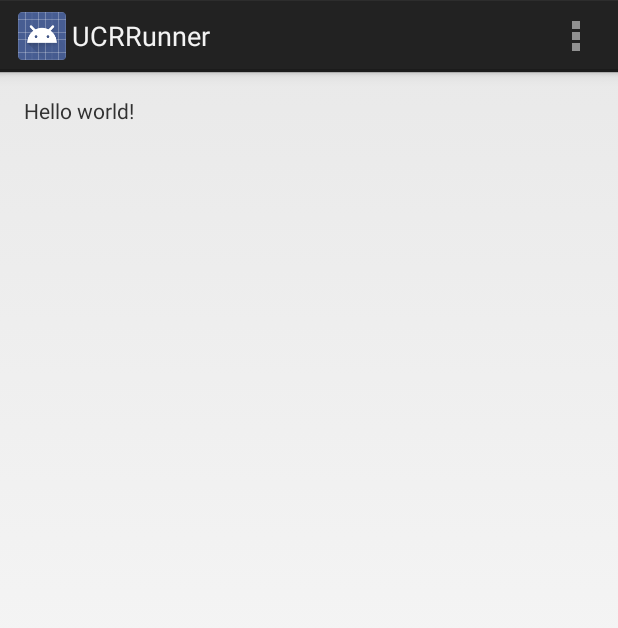
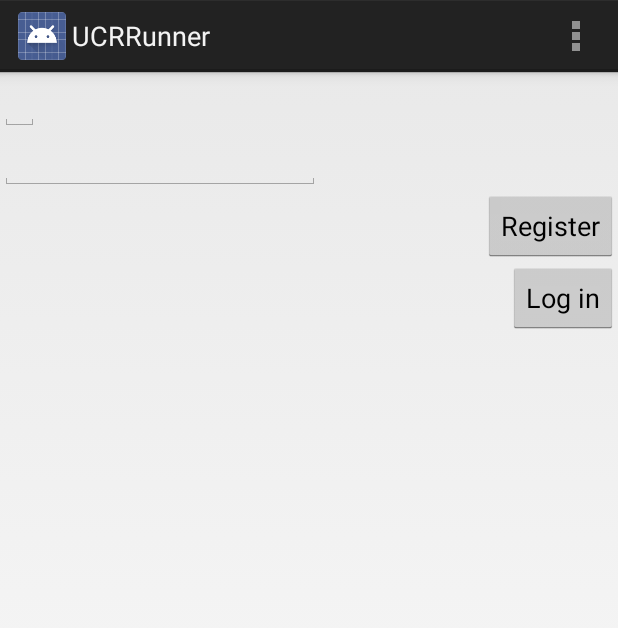
Before and after one commit to CS180Fall2014/UcrRunner, an Android app: the screen it shows after launch (MyActivity before the commit, firebaseTest after it), on a phone screen of 412 x 824 dp. Shown: the top 628 px of the screen. Run offline under Robolectric (Android 15) with nearby library versions, the phone set to English and light mode, and no system bars; libraries missing offline, so code that uses them is left out: com.firebase.client; 1 statement that could not run was skipped.

Commit message:
firebase integration

```diff
--- a/app/src/main/java/com/murraycole/ucrrunner/view/MyActivity.java
+++ /dev/null
@@ -1,66 +0,0 @@
-package com.murraycole.ucrrunner.view;
-
-import android.app.Activity;
-import android.app.Fragment;
-import android.os.Bundle;
-import android.view.LayoutInflater;
-import android.view.Menu;
-import android.view.MenuItem;
-import android.view.View;
-import android.view.ViewGroup;
-
-import com.firebase.client.Firebase;
-import com.murraycole.ucrrunner.R;
-
-
-public class MyActivity extends Activity {
-
-    @Override
-    protected void onCreate(Bundle savedInstanceState) {
-        super.onCreate(savedInstanceState);
-        setContentView(R.layout.activity_my);
-        if (savedInstanceState == null) {
-            getFragmentManager().beginTransaction()
-                    .add(R.id.container, new PlaceholderFragment())
-                    .commit();
-        }
-
-    }
-
-
-
-    @Override
-    public boolean onCreateOptionsMenu(Menu menu) {
-        // Inflate the menu; this adds items to the action bar if it is present.
-        getMenuInflater().inflate(R.menu.my, menu);
-        return true;
-    }
-
-    @Override
-    public boolean onOptionsItemSelected(MenuItem item) {
-        // Handle action bar item clicks here. The action bar will
-        // automatically handle clicks on the Home/Up button, so long
-        // as you specify a parent activity in AndroidManifest.xml.
-        int id = item.getItemId();
-        if (id == R.id.action_settings) {
-            return true;
-        }
-        return super.onOptionsItemSelected(item);
-    }
-
-    /**
-     * A placeholder fragment containing a simple view.
-     */
-    public static class PlaceholderFragment extends Fragment {
-
-        public PlaceholderFragment() {
-        }
-
-        @Override
-        public View onCreateView(LayoutInflater inflater, ViewGroup container,
-                                 Bundle savedInstanceState) {
-            View rootView = inflater.inflate(R.layout.fragment_my, container, false);
-            return rootView;
-        }
-    }
-}
--- /dev/null
+++ b/app/src/main/java/com/ucrrunner/firebase/firebaseTest.java
@@ -0,0 +1,110 @@
+package com.ucrrunner.firebase;
+
+import android.app.Activity;
+import android.os.Bundle;
+import android.util.Log;
+import android.view.Menu;
+import android.view.MenuItem;
+import android.view.View;
+import android.widget.Button;
+import android.widget.EditText;
+import android.widget.TextView;
+
+import com.firebase.client.AuthData;
+import com.firebase.client.Firebase;
+import com.firebase.client.FirebaseError;
+
+public class firebaseTest extends Activity {
+    EditText userBox, passBox;
+    Button registerButton, loginButton;
+    String fireBaseURL = "https://torid-inferno-2246.firebaseio.com/";
+
+    @Override
+    protected void onCreate(Bundle savedInstanceState) {
+        super.onCreate(savedInstanceState);
+        setContentView(R.layout.activity_firebase_test);
+
+        Firebase.setAndroidContext(this);
+        userBox = (EditText) findViewById(R.id.userBox);
+        passBox = (EditText) findViewById(R.id.passBox);
+        registerButton = (Button) findViewById(R.id.registerButton);
+        loginButton = (Button) findViewById(R.id.loginButton);
+
+        registerButton.setOnClickListener(new View.OnClickListener() {
+            @Override
+            public void onClick(View view) {
+                Firebase ref = new Firebase(fireBaseURL);
+                String user = userBox.getText().toString();
+                String pass = passBox.getText().toString();
+
+                Log.d("debug", "Registering user: " + user + "pass: " + pass);
+
+                ref.createUser(user, pass, new Firebase.ResultHandler(){
+                   @Override
+                    public void onSuccess(){
+                       Log.d("debug", "Registration for  was successful");
+                   }
+
+                    @Override
+                    public void onError(FirebaseError firebaseError) {
+                        Log.d("debug", "Registration for failed. \n" + firebaseError.getMessage());
+                    }
+                });
+            }
+        });
+
+        loginButton.setOnClickListener(new View.OnClickListener(){
+
+            @Override
+            public void onClick(View view) {
+                Firebase ref = new Firebase(fireBaseURL);
+
+                String user = userBox.getText().toString();
+                String pass = passBox.getText().toString();
+
+                Log.d("debug", "Authenticating user: " + user + "pass: " + pass);
+                ref.authWithPassword(user,pass, new Firebase.AuthResultHandler(){
+
+                    @Override
+                    public void onAuthenticated(AuthData authData) {
+                       Log.d("debug", "Success");
+                    }
+
+                    @Override
+                    public void onAuthenticationError(FirebaseError firebaseError) {
+                        Log.d("debug", "Failed");
+                    }
+                });
+
+            }
+        });
+
+
+
+
+
+    }
+
+
+    @Override
+    public boolean onCreateOptionsMenu(Menu menu) {
+        // Inflate the menu; this adds items to the action bar if it is present.
+        getMenuInflater().inflate(R.menu.firebase_test, menu);
+        return true;
+    }
+
+    @Override
+    public boolean onOptionsItemSelected(MenuItem item) {
+        // Handle action bar item clicks here. The action bar will
+        // automatically handle clicks on the Home/Up button, so long
+        // as you specify a parent activity in AndroidManifest.xml.
+        int id = item.getItemId();
+        if (id == R.id.action_settings) {
+            return true;
+        }
+        return super.onOptionsItemSelected(item);
+    }
+
+
+
+}
--- /dev/null
+++ b/app/src/main/res/layout/activity_firebase_test.xml
@@ -0,0 +1,32 @@
+<LinearLayout
+    android:orientation="vertical"
+    android:layout_width="fill_parent"
+    android:layout_height="fill_parent"
+    xmlns:android="http://schemas.android.com/apk/res/android">
+
+    <EditText
+        android:layout_width="wrap_content"
+        android:layout_height="wrap_content"
+        android:id="@+id/userBox" />
+
+    <EditText
+        android:layout_width="wrap_content"
+        android:layout_height="wrap_content"
+        android:inputType="textPassword"
+        android:ems="10"
+        android:id="@+id/passBox" />
+
+    <Button
+        android:layout_width="wrap_content"
+        android:layout_height="wrap_content"
+        android:text="Register"
+        android:id="@+id/registerButton"
+        android:layout_gravity="right" />
+
+    <Button
+        android:layout_width="wrap_content"
+        android:layout_height="wrap_content"
+        android:text="Log in"
+        android:id="@+id/loginButton"
+        android:layout_gravity="right" />
+</LinearLayout>
--- /dev/null
+++ b/app/src/main/res/menu/firebase_test.xml
@@ -0,0 +1,8 @@
+<menu xmlns:android="http://schemas.android.com/apk/res/android"
+    xmlns:tools="http://schemas.android.com/tools"
+    tools:context="com.ucrrunner.firebase.firebaseTest" >
+    <item android:id="@+id/action_settings"
+        android:title="@string/action_settings"
+        android:orderInCategory="100"
+        android:showAsAction="never" />
+</menu>
--- a/app/src/main/res/values/strings.xml
+++ b/app/src/main/res/values/strings.xml
@@ -4,5 +4,6 @@
     <string name="app_name">UCRRunner</string>
     <string name="hello_world">Hello world!</string>
     <string name="action_settings">Settings</string>
+    <string name="title_activity_firebase_test">firebaseTest</string>
 
 </resources>
```
Also changed, not shown: app/src/main/AndroidManifest.xml (+9 -5 lines), app/src/main/java/com/murraycole/ucrrunner/model/FirebaseConnector.java (deleted, +0 -30 lines), app/src/main/java/com/murraycole/ucrrunner/model/RunnerContract.java (deleted, +0 -17 lines), app/src/main/java/com/murraycole/ucrrunner/model/RunnerProvider.java (deleted, +0 -46 lines).
